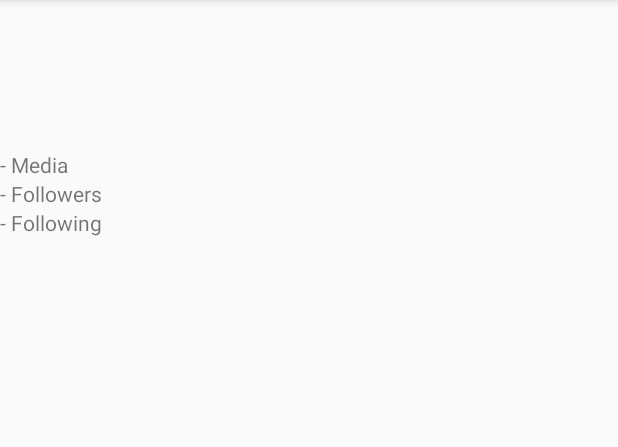
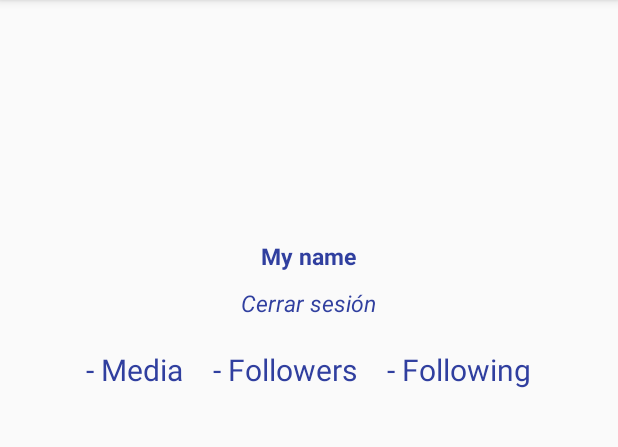
Before and after one commit to jianleon/socialnetworks, an Android app: the fragment InstagramFragment shown on its own in the app's theme, on a phone screen of 412 x 824 dp, the part 84-531 px from its top. Run offline under Robolectric (Android 15) with nearby library versions, the phone set to English and light mode, and no system bars; our stand-ins replace Picasso; libraries missing offline, so code that uses them is left out: com.instagram.instagramapi; 1 statement that could not run was skipped.

Commit message:
Implementación de cerrado de sesión y ajustes a vistas

```diff
--- a/SocialNetworks/app/src/main/java/com/kogi/socialnetworks/Activities/InstagramFragment.java
+++ b/SocialNetworks/app/src/main/java/com/kogi/socialnetworks/Activities/InstagramFragment.java
@@ -8,7 +8,6 @@ import android.view.View;
 import android.view.ViewGroup;
 import android.widget.ImageView;
 import android.widget.TextView;
-import android.widget.Toast;
 
 import com.instagram.instagramapi.engine.InstagramEngine;
 import com.instagram.instagramapi.exceptions.InstagramException;
@@ -16,8 +15,11 @@ import com.instagram.instagramapi.interfaces.InstagramAPIResponseCallback;
 import com.instagram.instagramapi.objects.IGPagInfo;
 import com.instagram.instagramapi.objects.IGUser;
 import com.kogi.socialnetworks.R;
+import com.kogi.socialnetworks.Utils.Helpers;
 import com.squareup.picasso.Picasso;
 import com.squareup.picasso.RequestCreator;
+
+import static android.app.Activity.RESULT_OK;
 
 /**
  *  Fragmento que carga la funcionalidad de Instagram
@@ -25,6 +27,9 @@ import com.squareup.picasso.RequestCreator;
 public class InstagramFragment extends Fragment {
 
     ImageView imgProfilePhoto;
+
+    TextView txtSignOut;
+    TextView txtFullName;
     TextView txtMediaCount;
     TextView txtFollowersCount;
     TextView txtFollowingCount;
@@ -44,9 +49,19 @@ public class InstagramFragment extends Fragment {
         super.onStart();
 
         imgProfilePhoto = (ImageView) getActivity().findViewById(R.id.user_profile_photo);
+        txtSignOut = (TextView) getActivity().findViewById(R.id.sign_out);
+        txtFullName = (TextView) getActivity().findViewById(R.id.user_name);
         txtMediaCount = (TextView) getActivity().findViewById(R.id.user_media_count);
         txtFollowersCount = (TextView) getActivity().findViewById(R.id.user_followers);
         txtFollowingCount = (TextView) getActivity().findViewById(R.id.user_following);
+
+        txtSignOut.setOnClickListener(new View.OnClickListener() {
+            @Override
+            public void onClick(View view) {
+                InstagramEngine.getInstance(getActivity()).logout(getActivity(), RESULT_OK);
+                Helpers.replaceFragment(getActivity(), R.id.content_main, new LoginFragment());
+            }
+        });
     }
 
     InstagramAPIResponseCallback<IGUser> instagramUserResponseCallback = new InstagramAPIResponseCallback<IGUser>() {
@@ -73,10 +88,10 @@ public class InstagramFragment extends Fragment {
      * @param info  Objeto que contiene la información del usuario
      */
     private void loadGeneralInfo(IGUser info) {
-        Picasso picasso = Picasso.with(getActivity());
-        RequestCreator creator = picasso.load(info.getProfilePictureURL());
+        RequestCreator creator = Picasso.with(getActivity()).load(info.getProfilePictureURL());
         creator.into(imgProfilePhoto);
 
+        txtFullName.setText(info.getFullName());
         txtMediaCount.setText(String.format("%s Media", info.getMediaCount()));
         txtFollowersCount.setText(String.format("%s Followers", info.getFollowedByCount()));
         txtFollowingCount.setText(String.format("%s Following", info.getFollowsCount()));
--- a/SocialNetworks/app/src/main/res/layout/instagram_fragment.xml
+++ b/SocialNetworks/app/src/main/res/layout/instagram_fragment.xml
@@ -6,25 +6,72 @@
 
     <ImageView
         android:id="@+id/user_profile_photo"
-        android:layout_width="100dp"
-        android:layout_height="100dp"/>
+        android:layout_gravity="center"
+        android:layout_marginTop="10dp"
+        android:layout_width="150dp"
+        android:layout_height="150dp"/>
+
+    <TextView
+        android:id="@+id/user_name"
+        android:layout_gravity="center"
+        android:textStyle="bold"
+        android:layout_marginEnd="10dp"
+        android:layout_marginStart="10dp"
+        android:textSize="15sp"
+        android:layout_width="wrap_content"
+        android:layout_height="wrap_content"
+        android:textColor="@color/colorAccent"
+        android:layout_marginBottom="10dp"
+        android:text="@string/template_name"/>
+
+    <TextView
+        android:id="@+id/sign_out"
+        android:layout_gravity="center"
+        android:textStyle="italic"
+        android:layout_marginEnd="10dp"
+        android:layout_marginStart="10dp"
+        android:textSize="15sp"
+        android:layout_width="wrap_content"
+        android:layout_height="wrap_content"
+        android:textColor="@color/colorAccent"
+        android:onClick="buttonSignOut"
+        android:layout_marginBottom="20dp"
+        android:text="@string/label_sign_out"/>
+
+    <LinearLayout
+        android:layout_gravity="center"
+        android:layout_width="wrap_content"
+        android:layout_height="wrap_content">
 
         <TextView
             android:id="@+id/user_media_count"
+            android:layout_marginEnd="10dp"
+            android:layout_marginStart="10dp"
+            android:textSize="20sp"
             android:layout_width="wrap_content"
             android:layout_height="wrap_content"
+            android:textColor="@color/colorAccent"
             android:text="@string/template_instagram_media"/>
 
         <TextView
             android:id="@+id/user_followers"
+            android:textSize="20sp"
+            android:layout_marginEnd="10dp"
+            android:layout_marginStart="10dp"
             android:layout_width="wrap_content"
             android:layout_height="wrap_content"
+            android:textColor="@color/colorAccent"
             android:text="@string/template_instagram_followers"/>
 
         <TextView
             android:id="@+id/user_following"
+            android:textSize="20sp"
+            android:layout_marginEnd="10dp"
+            android:layout_marginStart="10dp"
             android:layout_width="wrap_content"
             android:layout_height="wrap_content"
+            android:textColor="@color/colorAccent"
             android:text="@string/template_instagram_following"/>
+    </LinearLayout>
 
 </LinearLayout>
--- a/SocialNetworks/app/src/main/res/values/drawables.xml
+++ b/SocialNetworks/app/src/main/res/values/drawables.xml
@@ -1,4 +1,4 @@
-<resources xmlns:android="http://schemas.android.com/apk/res/android">
+<resources>
     <item name="ic_menu_camera" type="drawable">
         @android:drawable/ic_menu_camera
     </item>
--- a/SocialNetworks/app/src/main/res/values/strings.xml
+++ b/SocialNetworks/app/src/main/res/values/strings.xml
@@ -4,6 +4,9 @@
     <string name="navigation_drawer_open">Open navigation drawer</string>
     <string name="navigation_drawer_close">Close navigation drawer</string>
 
+    <string name="label_sign_out">Cerrar sesión</string>
+
+    <string name="template_name">My name</string>
     <string name="template_instagram_media">- Media</string>
     <string name="template_instagram_followers">- Followers</string>
     <string name="template_instagram_following">- Following</string>
```
Lines whose indentation alone changed are shown as unchanged.
